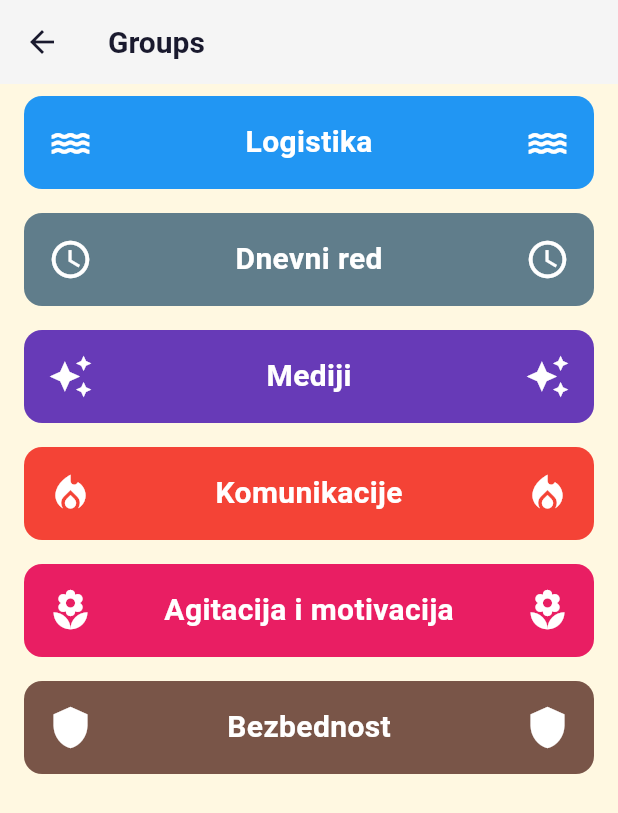
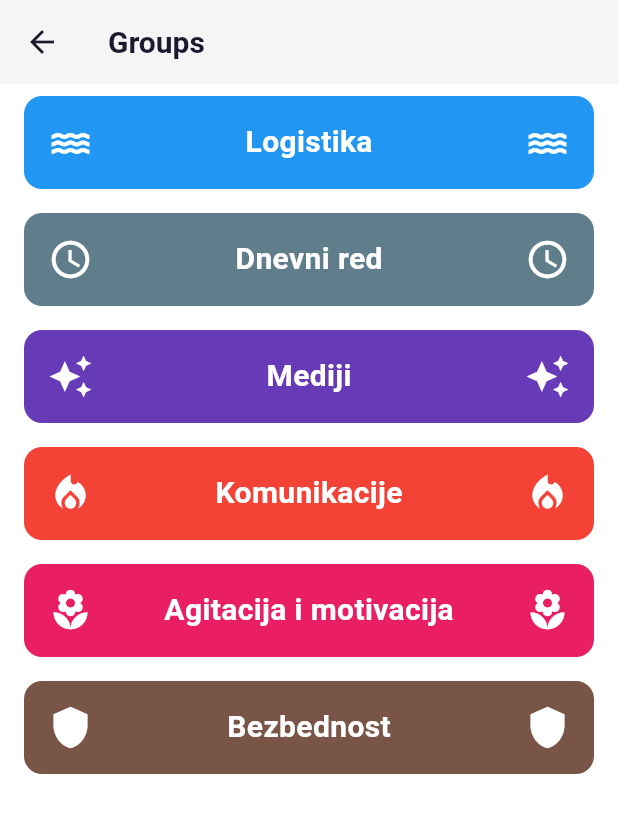
Before and after one commit to Gojicluka/fonhakaton2025, a Flutter app: the MyHomePage screen opened directly, after a tap on the "menu" icon, on a phone screen of 412 x 824 dp. Shown: the top 813 px of the screen. Run offline on Flutter 3.47's test engine with Material 3 defaults, Android fonts, the phone set to English and light mode, and no system bars; our stand-ins replace animated_bottom_navigation_bar, auto_size_text, fl_chart, flutter_colorpicker, flutter_dotenv, flutter_riverpod and 3 more; missing offline and left inert: circular_reveal_animation; accounts and stored records are empty; network calls fail.

Commit message:
updating colors

```diff
--- a/lib/main.dart
+++ b/lib/main.dart
@@ -137,8 +137,8 @@ class _MyHomePageState extends State<MyHomePage> with TickerProviderStateMixin {
   final List<Widget> _screens = [
     PublicTaskPage(),
     MyTasks(),
+    LeaderboardPage(),
     ProfilePage(),
-    LeaderboardPage(),
     TaskSelectionScreen(), // Add this
   ];
 
--- a/lib/theme/app_theme.dart
+++ b/lib/theme/app_theme.dart
@@ -4,8 +4,9 @@ import 'custom_colors_theme.dart';
 
 class AppTheme {
   static const Color primaryColor = Color(0xFF007AFF); // Electric Blue
-  static const Color accentColor = Color(0xFFFFC107); // Gold
-  static const Color backgroundColor = Color(0xFFFFF8E1); // Soft Cream
+  static const Color accentColor = Color(0xFF795548); // Brown
+  static const Color backgroundColor =
+      Color.fromARGB(255, 255, 255, 255); // Soft Cream
   static const Color surfaceColor = Color(0xFFF5F5F5); // Light Gray
   static const Color textColor = Color(0xFF1A1A2E); // Deep Navy
 
--- a/lib/widgets/PublicTaskPage.dart
+++ b/lib/widgets/PublicTaskPage.dart
@@ -110,7 +110,7 @@ class PublicTaskPage extends ConsumerWidget {
             child: Align(
               alignment: Alignment.centerLeft,
               child: Text(
-                'Faculty tasks',
+                'Fakultetski zadaci',
                 style: TextStyle(fontSize: 24, fontWeight: FontWeight.bold),
               ),
             ),
```
Also changed, not shown: lib/widgets/MyTasks.dart (+6 -6 lines), lib/widgets/leaderboard.dart (+6 -6 lines).
